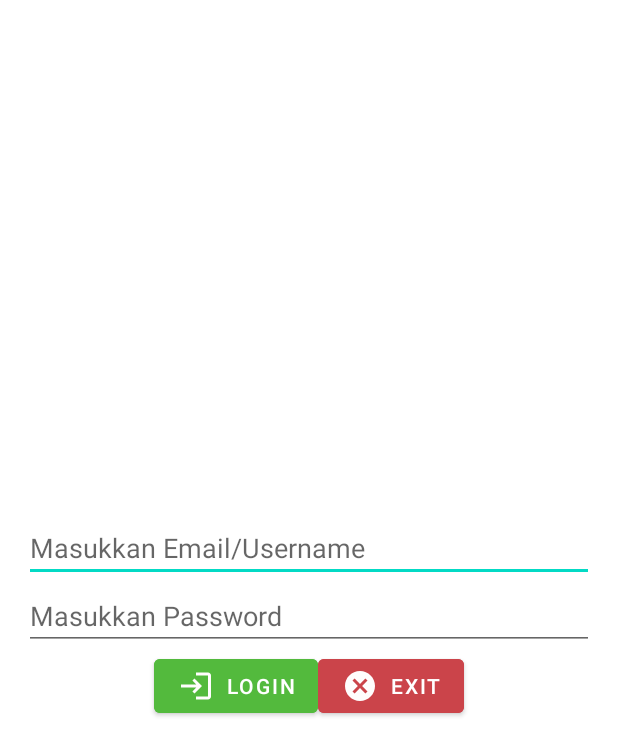
After one commit to Laila072/Praktikum5-Android, an Android app: the layout activity_login.xml on its own in the app's theme, with its tools: preview values and no code run, on a phone screen of 412 x 824 dp. The commit adds this screen. Shown: the top 756 px of the screen. Run offline under Robolectric (Android 15) with nearby library versions, the phone set to English and light mode, and no system bars.

Commit message:
Pertemuan 4

```diff
--- a/app/src/main/AndroidManifest.xml
+++ b/app/src/main/AndroidManifest.xml
@@ -9,6 +9,9 @@
         android:roundIcon="@mipmap/ic_launcher_round"
         android:supportsRtl="true"
         android:theme="@style/Theme.Praktikum">
+        <activity
+            android:name=".LoginActivity"
+            android:exported="false" />
         <activity
             android:name=".SplashActivity"
             android:exported="true">
@@ -23,8 +26,7 @@
             android:exported="true" />
         <activity
             android:name=".MainActivity"
-            android:exported="true">
-        </activity>
+            android:exported="true"></activity>
     </application>
 
 </manifest>
--- /dev/null
+++ b/app/src/main/res/drawable/ic_baseline_login_24.xml
@@ -0,0 +1,5 @@
+<vector android:height="24dp" android:tint="#FFFDFD"
+    android:viewportHeight="24" android:viewportWidth="24"
+    android:width="24dp" xmlns:android="http://schemas.android.com/apk/res/android">
+    <path android:fillColor="@android:color/white" android:pathData="M11,7L9.6,8.4l2.6,2.6H2v2h10.2l-2.6,2.6L11,17l5,-5L11,7zM20,19h-8v2h8c1.1,0 2,-0.9 2,-2V5c0,-1.1 -0.9,-2 -2,-2h-8v2h8V19z"/>
+</vector>
--- /dev/null
+++ b/app/src/main/res/layout/activity_login.xml
@@ -0,0 +1,63 @@
+<?xml version="1.0" encoding="utf-8"?>
+<ScrollView xmlns:android="http://schemas.android.com/apk/res/android"
+    xmlns:app="http://schemas.android.com/apk/res-auto"
+    xmlns:tools="http://schemas.android.com/tools"
+    android:layout_width="match_parent"
+    android:layout_height="match_parent"
+    tools:context=".LoginActivity">
+
+
+    <LinearLayout
+        android:layout_width="match_parent"
+        android:layout_height="wrap_content"
+        android:orientation="vertical"
+        android:layout_gravity="center"
+        android:padding="16dp"
+        >
+        <EditText
+            android:id="@+id/usernameEditText"
+            android:layout_width="match_parent"
+            android:layout_height="wrap_content"
+            android:inputType="textEmailAddress"
+            android:hint="Masukkan Email/Username"
+            />
+
+        <EditText
+            android:id="@+id/passwordEditText"
+            android:layout_width="match_parent"
+            android:layout_height="wrap_content"
+            android:inputType="textPassword"
+            android:hint="Masukkan Password"
+            />
+
+        <LinearLayout
+            android:layout_width="match_parent"
+            android:layout_height="wrap_content"
+            android:orientation="horizontal"
+            android:gravity="center"
+            >
+            <Button
+                android:id="@+id/loginButton"
+                android:layout_width="wrap_content"
+                android:layout_height="wrap_content"
+                android:text="Login"
+                android:backgroundTint="@color/success"
+                android:drawableLeft="@drawable/ic_baseline_login_24"
+                />
+
+            <Button
+                android:id="@+id/exitButton"
+                android:layout_width="wrap_content"
+                android:layout_height="wrap_content"
+                android:text="Exit"
+                android:backgroundTint="@color/danger"
+                android:drawableLeft="@drawable/ic_baseline_cancel_24"
+                />
+
+        </LinearLayout>
+    </LinearLayout>>
+
+
+
+
+</ScrollView>
```
Also changed, not shown: app/src/main/java/com/Praktikum1/praktikum/LoginActivity.kt (added, +51 -0 lines), app/src/main/java/com/Praktikum1/praktikum/MainActivity.kt (+14 -0 lines), app/src/main/java/com/Praktikum1/praktikum/SplashActivity.kt (+14 -2 lines), app/src/main/res/layout/activity_main.xml (+7 -1 lines), app/src/main/res/mipmap-xxhdpi/logo.png (added).
